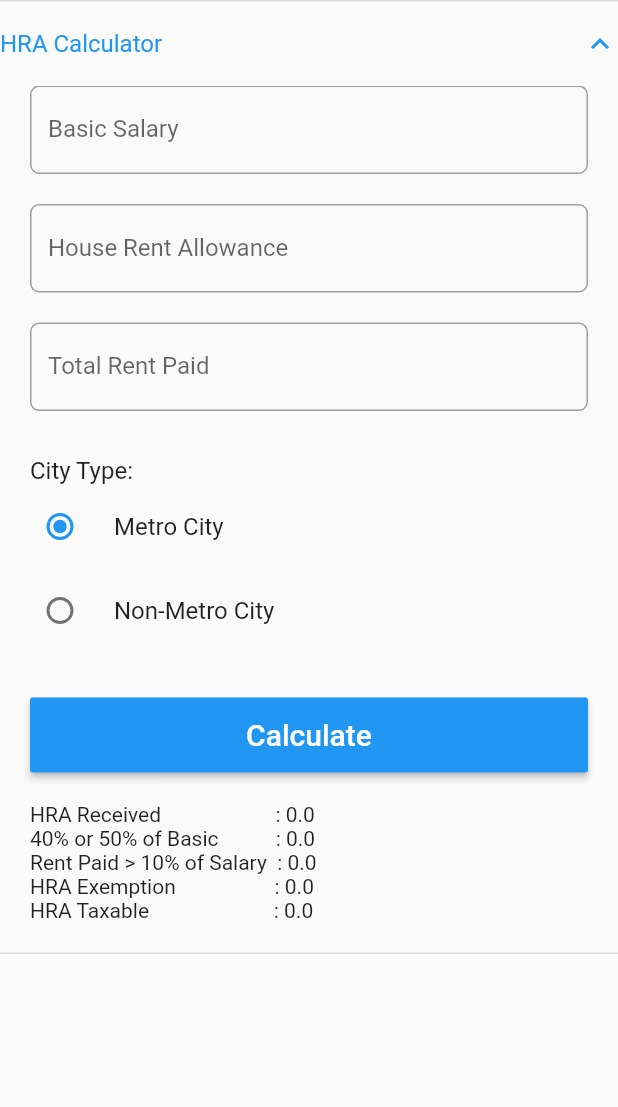
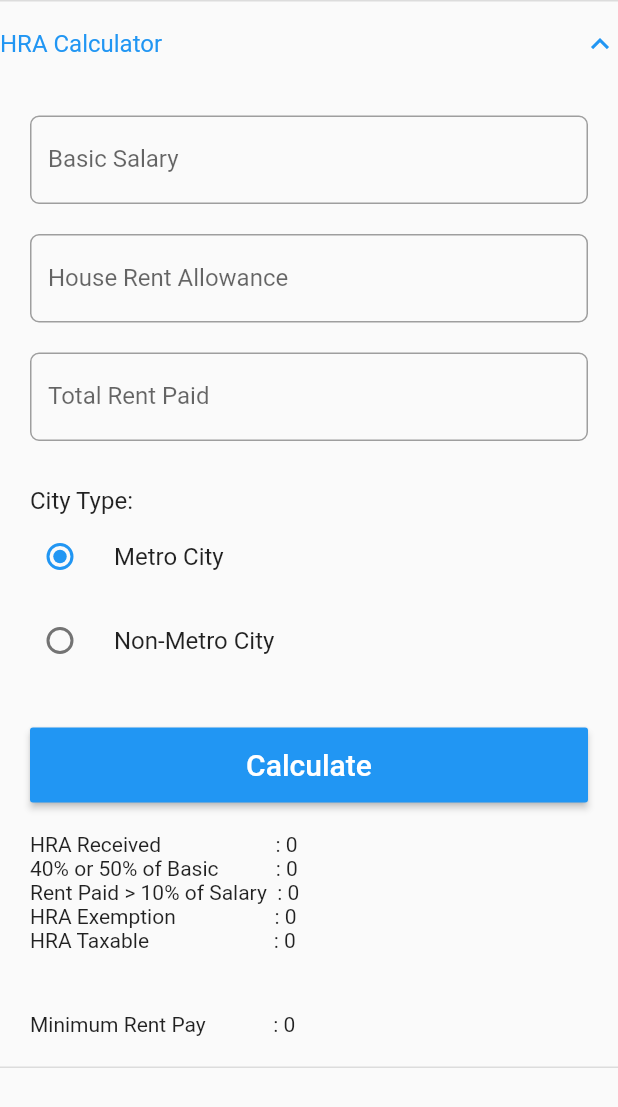
Before and after one commit to hkumawat2000/tax_demo, a Flutter app: the HRACalculator widget shown alone on an empty page, opened directly, after a tap on "HRA Calculator", after a tap on "Calculate", on a phone screen of 412 x 824 dp. Shown: the top 1107 px of the screen. Run offline on Flutter 3.47's test engine with Material 2 defaults, Android fonts, the phone set to English and light mode, and no system bars; our stand-ins replace firebase_core; accounts and stored records are empty.

Commit message:
Added minimun rent

```diff
--- a/lib/hra_calculator.dart
+++ b/lib/hra_calculator.dart
@@ -20,6 +20,7 @@ class _HRACalculatorState extends State<HRACalculator> {
   double rentPaid = 0;
   double hraExemption = 0;
   double hraTaxable = 0;
+  double minRent = 0;
 
   @override
   Widget build(BuildContext context) {
@@ -29,6 +30,7 @@ class _HRACalculatorState extends State<HRACalculator> {
       childrenPadding: const EdgeInsets.symmetric(horizontal: 20),
       tilePadding: EdgeInsets.zero,
       children: [
+        const SizedBox(height: 20),
         TextField(
           controller: basicSalaryTextEditingController,
           keyboardType: TextInputType.number,
@@ -133,11 +135,13 @@ class _HRACalculatorState extends State<HRACalculator> {
           child: const Text("Calculate", style: TextStyle(color: Colors.white, fontSize: 20),),
         ),
         const SizedBox(height: 20),
-        Text("HRA Received                      : ${numberToString(hraReceived.toString())}"),
-        Text("40% or 50% of Basic           : ${numberToString(basic.toString())}"),
-        Text("Rent Paid > 10% of Salary  : ${numberToString(rentPaid.toString())}"),
-        Text("HRA Exemption                   : ${numberToString(hraExemption.toString())}"),
-        Text("HRA Taxable                        : ${numberToString(hraTaxable.toString())}"),
+        Text("HRA Received                      : ${numberToString(hraReceived.toStringAsFixed(0))}"),
+        Text("40% or 50% of Basic           : ${numberToString(basic.toStringAsFixed(0))}"),
+        Text("Rent Paid > 10% of Salary  : ${numberToString(rentPaid.toStringAsFixed(0))}"),
+        Text("HRA Exemption                   : ${numberToString(hraExemption.toStringAsFixed(0))}"),
+        Text("HRA Taxable                        : ${numberToString(hraTaxable.toStringAsFixed(0))}"),
+        const SizedBox(height: 40),
+        Text("Minimum Rent Pay             : ${numberToString(minRent.toStringAsFixed(0))}"),
         const SizedBox(height: 20),
       ],
     );
@@ -166,11 +170,31 @@ class _HRACalculatorState extends State<HRACalculator> {
       } else {
         hraExemption = min(min(hraReceived, basicSalary), rentPaid);
       }
+      minRent = calculateMinRent(basicSalary, hraReceived, cityType == "metro" ? true : false);
+      hraTaxable = hraReceived - hraExemption;
     }
-
-    hraTaxable = hraReceived - hraExemption;
     setState(() {});
   }
+
+
+  calculateMinRent(double basicSalary, double actualHraReceived, bool metro){
+    double minimumRent = 0;
+    if (metro){
+      if (actualHraReceived >= 0.501 * basicSalary){
+        minimumRent = basicSalary * 0.6;
+      } else {
+        minimumRent = actualHraReceived + 0.1 * basicSalary;
+      }
+    } else {
+      if (actualHraReceived >= 0.401 * basicSalary){
+        minimumRent = basicSalary * 0.5;
+      } else {
+        minimumRent = actualHraReceived + 0.1 * basicSalary;
+      }
+    }
+    return minimumRent;
+  }
+
 
   String numberToString(String str) {
     return str.replaceAllMapped(RegExp(r'(\d{1,3})(?=(\d{3})+(?!\d))'), (Match m) => "${m[1]},");
```
Also changed, not shown: firebase.json, 1 other file.
